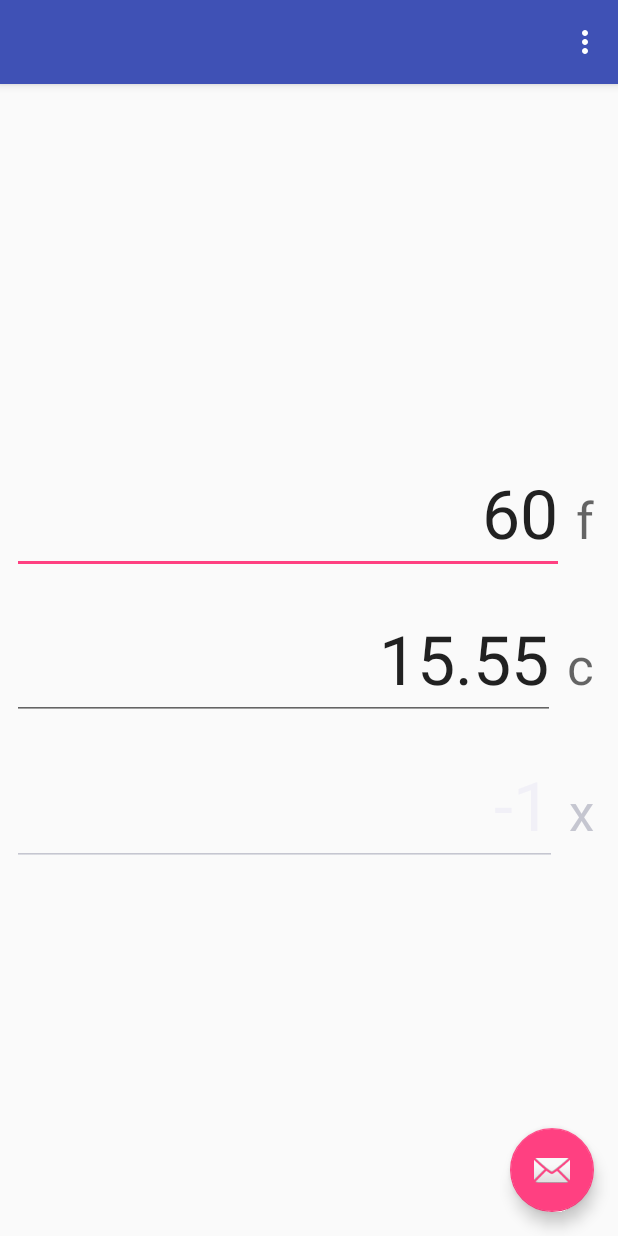
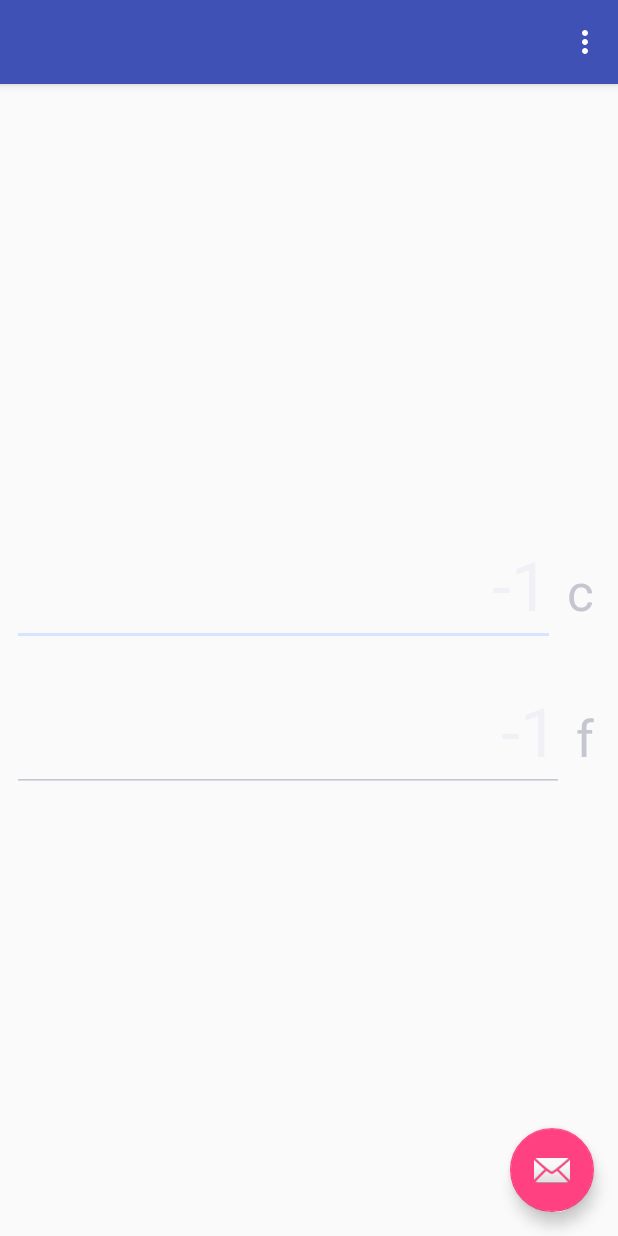
Before and after one commit to HenryFBP/itmd-455, an Android app: the screen it shows after launch (MainActivity), on a phone screen of 412 x 824 dp. Run offline under Robolectric (Android 15) with nearby library versions, the phone set to English and light mode, and no system bars; 1 statement that could not run was skipped.

Commit message:
finish temperature app

```diff
--- a/TemperatureConverter/app/build.gradle
+++ b/TemperatureConverter/app/build.gradle
@@ -32,6 +32,6 @@ dependencies {
     androidTestImplementation 'com.android.support.test:runner:1.0.2'
     androidTestImplementation 'com.android.support.test.espresso:espresso-core:3.0.2'
     implementation 'com.android.support:cardview-v7:27.1.1'
-
+    implementation 'com.google.guava:guava:15.0'
     implementation 'org.mariuszgromada.math:MathParser.org-mXparser:4.2.0'
 }
--- a/TemperatureConverter/app/src/main/java/me/henryfbp/temperatureconverter/MainActivity.java
+++ b/TemperatureConverter/app/src/main/java/me/henryfbp/temperatureconverter/MainActivity.java
@@ -5,18 +5,31 @@ import android.support.design.widget.FloatingActionButton;
 import android.support.design.widget.Snackbar;
 import android.support.v7.app.AppCompatActivity;
 import android.support.v7.widget.Toolbar;
+import android.text.Editable;
+import android.util.Log;
 import android.view.Menu;
 import android.view.MenuItem;
 import android.view.View;
 import android.widget.LinearLayout;
 
+import java.math.BigDecimal;
+import java.math.MathContext;
+import java.util.HashMap;
+import java.util.Map;
+
+import me.henryfbp.temperatureconverter.lib.EditableTextWatcher;
 import me.henryfbp.temperatureconverter.lib.TemperatureElement;
+import me.henryfbp.temperatureconverter.lib.TemperatureSolver;
 import me.henryfbp.temperatureconverter.lib.TemperatureUnit;
 
 public class MainActivity extends AppCompatActivity {
 
     @Override
     protected void onCreate(Bundle savedInstanceState) {
+
+        final Map<String, TemperatureElement> tempelems = new HashMap<>();
+        final TemperatureSolver ts = new TemperatureSolver();
+        final Integer[] times_iterated = {0};
 
         super.onCreate(savedInstanceState);
         this.setContentView(R.layout.activity_main);
@@ -26,8 +39,72 @@ public class MainActivity extends AppCompatActivity {
 
         LinearLayout templist = this.findViewById(R.id.linearLayoutTemperatureList);
 
-        templist.addView(new TemperatureElement(this.getApplicationContext(),
-                new TemperatureUnit("x")));
+
+        tempelems.put("fahrenheit", new TemperatureElement(this.getApplicationContext(), new TemperatureUnit("f")));
+        tempelems.put("celsius", new TemperatureElement(this.getApplicationContext(), new TemperatureUnit("c")));
+
+        //  For each String <---> TemperatureElement, add a listener.
+        for (Map.Entry<String, TemperatureElement> entry : tempelems.entrySet()) {
+
+            final String k = entry.getKey();
+            final TemperatureElement v = entry.getValue();
+
+            v.editText.addTextChangedListener(new EditableTextWatcher() {
+
+
+                @Override
+                public void beforeTextChange(CharSequence s, int start, int count, int after) {
+
+                }
+
+                @Override
+                protected void onTextChange(CharSequence s, int start, int before, int count) {
+
+                }
+
+                @Override
+                public void afterTextChanged(Editable s) {
+                    Log.i(("main_tempTextEdit_" + k), s.toString());
+
+                    //After text changes, update ALL temperatures that are not the selected one.
+                    for (Map.Entry<String, TemperatureElement> entry : tempelems.entrySet()) {
+                        String key = entry.getKey();
+                        TemperatureElement value = entry.getValue();
+
+                        // If we're not looking at ourselves, solve it!
+                        if (!key.equalsIgnoreCase(k)) {
+
+                            times_iterated[0]++;
+
+                            if (times_iterated[0] >= tempelems.size()) {
+                                times_iterated[0] = 0;
+                                return;
+                            }
+
+                            try {
+
+                                TemperatureElement otherElem = tempelems.get(key);
+
+                                BigDecimal solution = ts.solve(k, key, v.getTemp());
+
+                                otherElem.setTemp(solution.round(new MathContext(4)));
+                            } catch (Exception e) {
+                                return;
+                            }
+                        }
+                    }
+                }
+
+                @Override
+                protected void afterTextChange(Editable s) {
+
+                }
+
+            });
+
+            templist.addView(v);
+        }
+
 
         FloatingActionButton fab = this.findViewById(R.id.fab);
         fab.setOnClickListener(new View.OnClickListener() {
--- a/TemperatureConverter/app/src/main/java/me/henryfbp/temperatureconverter/lib/TemperatureElement.java
+++ b/TemperatureConverter/app/src/main/java/me/henryfbp/temperatureconverter/lib/TemperatureElement.java
@@ -7,18 +7,20 @@ import android.widget.EditText;
 import android.widget.LinearLayout;
 import android.widget.TextView;
 
+import java.math.BigDecimal;
+
 import me.henryfbp.temperatureconverter.R;
 
 public class TemperatureElement extends LinearLayout {
 
-    public TemperatureUnit temperatureUnit;
+    public TemperatureUnit unit;
     public EditText editText;
     public TextView textView;
 
     public TemperatureElement(Context context, TemperatureUnit t) {
         super(context);
 
-        this.temperatureUnit = t;
+        this.unit = t;
 
         //inflate all layout contents from single_temperature.xml
         View v = LayoutInflater.from(this.getContext()).inflate(R.layout.single_temperature, null);
@@ -26,11 +28,19 @@ public class TemperatureElement extends LinearLayout {
         this.addView(v); //add inflated view
 
         this.editText = v.findViewById(R.id.editTextTemperatureUnit);
-        this.editText.setText("-1");
+        this.setTemp(new BigDecimal("-1"));
 
         this.textView = v.findViewById(R.id.textViewTemperatureUnit);
-        this.textView.setText(this.temperatureUnit.unit);
+        this.textView.setText(this.unit.unit);
 
     }
 
+    public BigDecimal getTemp() {
+        return new BigDecimal(this.editText.getText().toString());
+    }
+
+    public void setTemp(BigDecimal t) {
+        this.editText.setText(t.toPlainString());
+    }
+
 }
--- /dev/null
+++ b/TemperatureConverter/app/src/main/java/me/henryfbp/temperatureconverter/lib/TemperatureSolver.java
@@ -0,0 +1,34 @@
+package me.henryfbp.temperatureconverter.lib;
+
+import com.google.common.collect.ImmutableList;
+
+import java.math.BigDecimal;
+import java.util.HashMap;
+import java.util.Map;
+
+/***
+ * Solve any temperature.
+ */
+public class TemperatureSolver {
+
+    public Map<ImmutableList, TemperatureSolverSingle> map = new HashMap<>();
+
+    public TemperatureSolver() {
+        this.addTemp(
+                new TemperatureSolverSingle("celsius", "fahrenheit", "F(x) = ((9/5) * x) + 32"),
+//                new TemperatureSolverSingle("celsius", "kelvin", "F(x) = x + 273.15"),
+//                new TemperatureSolverSingle("fahrenheit", "kelvin", "F(x) = HELLO THERE"),
+                new TemperatureSolverSingle("fahrenheit", "celsius", "F(x) = (x - 32) * (5/9)")
+        );
+    }
+
+    public void addTemp(TemperatureSolverSingle... tsss) {
+        for (TemperatureSolverSingle tss : tsss) {
+            this.map.put(ImmutableList.of(tss.from, tss.to), tss);
+        }
+    }
+
+    public BigDecimal solve(String from, String to, BigDecimal temp) {
+        return this.map.get(ImmutableList.of(from, to)).solve(temp);
+    }
+}
--- /dev/null
+++ b/TemperatureConverter/app/src/main/java/me/henryfbp/temperatureconverter/lib/TemperatureSolverSingle.java
@@ -0,0 +1,38 @@
+package me.henryfbp.temperatureconverter.lib;
+
+import org.mariuszgromada.math.mxparser.Argument;
+import org.mariuszgromada.math.mxparser.Expression;
+import org.mariuszgromada.math.mxparser.Function;
+
+import java.math.BigDecimal;
+
+/***
+ * Turn one temperature into another one.
+ */
+public class TemperatureSolverSingle {
+
+    public String from;
+    public String to;
+    public Function f;
+
+    public TemperatureSolverSingle(String from, String to, String func) {
+        this.from = from;
+        this.to = to;
+        this.f = new Function(func);
+    }
+
+    /**
+     * Default constructor, defaults to celsius->fahrenheit.
+     */
+    public TemperatureSolverSingle() {
+        this.f = new Function("F(x) = ((9/5) * x) + 32");
+        this.from = "celsius";
+        this.to = "fahrenheit";
+    }
+
+    public BigDecimal solve(BigDecimal temp) {
+        return BigDecimal.valueOf(new Expression("F(x)", this.f,
+                new Argument("x", temp.doubleValue())).calculate());
+
+    }
+}
--- a/TemperatureConverter/app/src/main/res/layout/content_main.xml
+++ b/TemperatureConverter/app/src/main/res/layout/content_main.xml
@@ -25,66 +25,6 @@
         app:layout_constraintTop_toTopOf="parent"
         app:layout_constraintVertical_bias="0.498">
 
-        <LinearLayout
-            android:layout_width="match_parent"
-            android:layout_height="match_parent">
-
-            <EditText
-                android:id="@+id/editTextFahrenheit"
-                android:layout_width="0dp"
-                android:layout_height="wrap_content"
-                android:layout_marginBottom="8dp"
-                android:layout_marginEnd="8dp"
-                android:layout_marginRight="8dp"
-                android:layout_marginTop="8dp"
-                android:layout_weight="1"
-                android:ems="10"
-                android:gravity="right"
-                android:inputType="number|numberDecimal"
-                android:text="60"
-                android:textAppearance="@style/TextAppearance.AppCompat.Display2" />
-
-            <TextView
-                android:layout_width="wrap_content"
-                android:layout_height="wrap_content"
-                android:layout_marginBottom="8dp"
-                android:layout_marginEnd="8dp"
-                android:layout_marginRight="8dp"
-                android:layout_marginTop="8dp"
-                android:text="f"
-                android:textAppearance="@style/TextAppearance.AppCompat.Display1" />
-        </LinearLayout>
-
-        <LinearLayout
-            android:layout_width="match_parent"
-            android:layout_height="match_parent">
-
-            <EditText
-                android:id="@+id/editTextCelsius"
-                android:layout_width="0dp"
-                android:layout_height="wrap_content"
-                android:layout_marginBottom="8dp"
-                android:layout_marginRight="8dp"
-                android:layout_marginTop="8dp"
-                android:layout_weight="1"
-                android:ems="10"
-                android:gravity="right"
-                android:inputType="number|numberDecimal"
-                android:text="15.55"
-                android:textAppearance="@style/TextAppearance.AppCompat.Display2" />
-
-            <TextView
-                android:layout_width="wrap_content"
-                android:layout_height="wrap_content"
-                android:layout_marginBottom="8dp"
-                android:layout_marginEnd="8dp"
-                android:layout_marginRight="8dp"
-                android:layout_marginTop="8dp"
-                android:text="c"
-                android:textAppearance="@style/TextAppearance.AppCompat.Display1" />
-
-        </LinearLayout>
-
     </LinearLayout>
 
 </android.support.constraint.ConstraintLayout>
```
Also changed, not shown: TemperatureConverter/app/src/main/java/me/henryfbp/temperatureconverter/lib/EditableTextWatcher.java (added, +62 -0 lines), TemperatureConverter/app/src/main/java/me/henryfbp/temperatureconverter/lib/TemperatureLib.java (deleted, +0 -21 lines), 1 other file.
